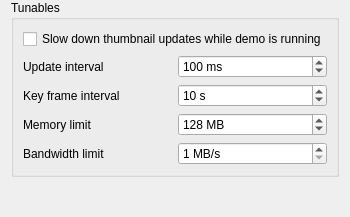
veyon/veyon, file plugins/demo/DemoConfigurationPage.ui: the form before one commit.
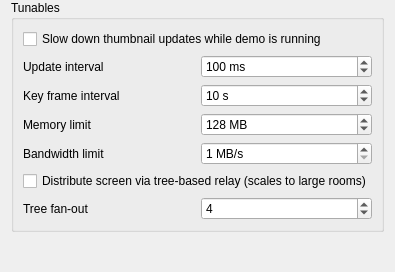
The form after the commit. Icons and pictures are not drawn.

Commit message: demo: distribute screen via tree-based relay

Patch:
```diff
--- a/plugins/demo/DemoConfigurationPage.ui
+++ b/plugins/demo/DemoConfigurationPage.ui
@@ -124,6 +124,33 @@
         </property>
        </widget>
       </item>
+      <item row="5" column="0" colspan="2">
+       <widget class="QCheckBox" name="treeRelayEnabled">
+        <property name="text">
+         <string>Distribute screen via tree-based relay (scales to large rooms)</string>
+        </property>
+       </widget>
+      </item>
+      <item row="6" column="0">
+       <widget class="QLabel" name="label_5">
+        <property name="text">
+         <string>Tree fan-out</string>
+        </property>
+       </widget>
+      </item>
+      <item row="6" column="1">
+       <widget class="QSpinBox" name="treeFanOut">
+        <property name="minimum">
+         <number>1</number>
+        </property>
+        <property name="maximum">
+         <number>16</number>
+        </property>
+        <property name="value">
+         <number>4</number>
+        </property>
+       </widget>
+      </item>
      </layout>
     </widget>
    </item>
```
Left out of the diff: 2 changed lines with no effect on the pictures. The commit also changes 5 other files.
